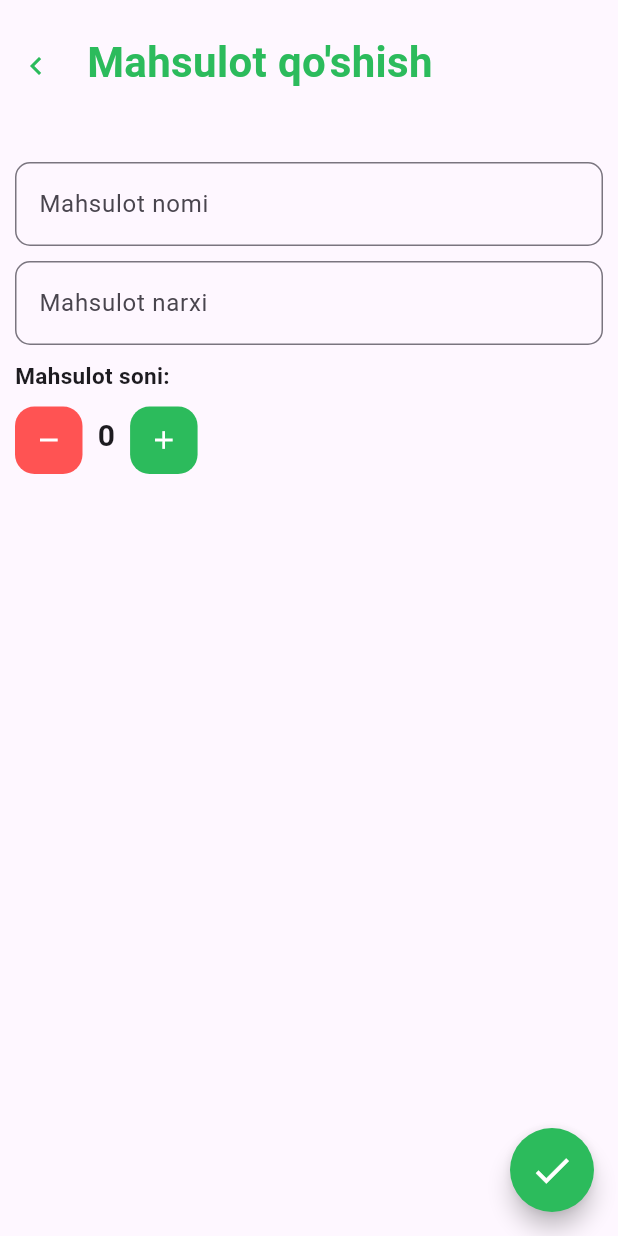
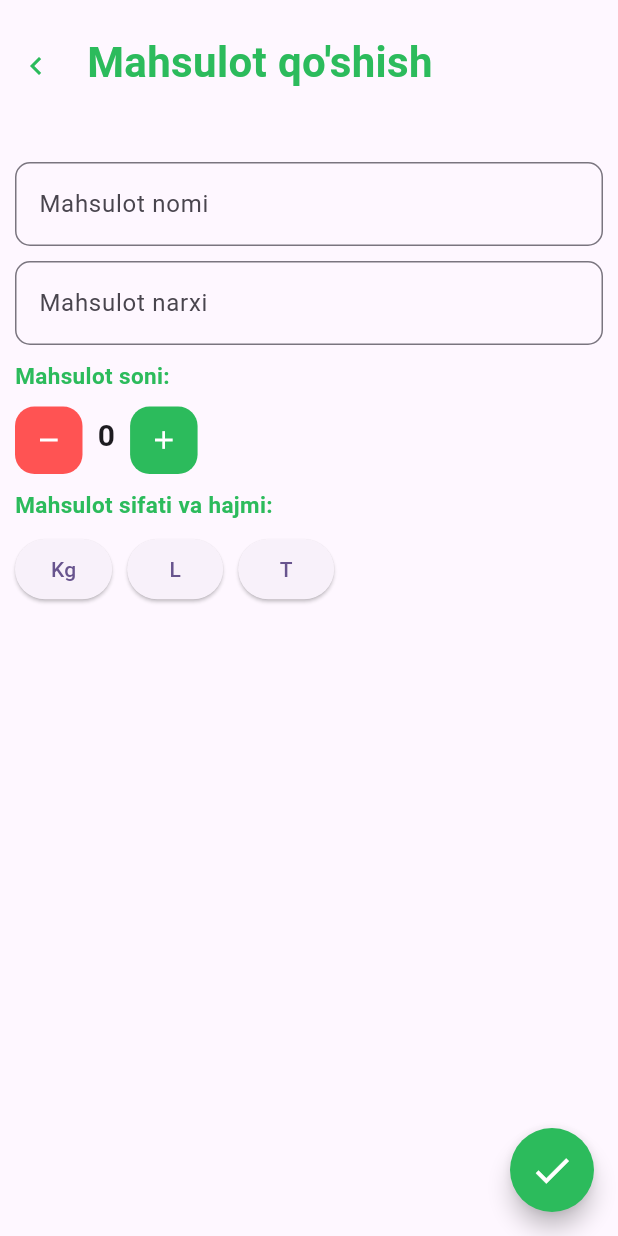
Before and after one commit to hayrullohdev/ombor, a Flutter app: the screen it shows after launch, after a tap on the "add" icon, on a phone screen of 412 x 824 dp. Run offline on Flutter 3.47's test engine with Material 2 defaults, Android fonts, the phone set to English and light mode, and no system bars.

Commit message:
omborxona new

```diff
--- a/lib/add_producment.dart
+++ b/lib/add_producment.dart
@@ -11,7 +11,7 @@ class AddProducmentPage extends StatefulWidget {
 class _AddProducmentPageState extends State<AddProducmentPage> {
   int count = 0;
   int hide_count = 0;
-
+//  late String hajm;
   @override
   Widget build(BuildContext context) {
     return Scaffold(
@@ -79,7 +79,10 @@ class _AddProducmentPageState extends State<AddProducmentPage> {
                 padding: EdgeInsets.only(left: 10, top: 10),
                 child: Text(
                   "Mahsulot soni:",
-                  style: TextStyle(fontWeight: FontWeight.bold, fontSize: 15),
+                  style: TextStyle(
+                      fontWeight: FontWeight.bold,
+                      fontSize: 15,
+                      color: Color(0xFF2CBB5C)),
                 ),
               ),
             ],
@@ -164,6 +167,79 @@ class _AddProducmentPageState extends State<AddProducmentPage> {
               ),
             ],
           ),
+          const Row(
+            children: [
+              Padding(
+                padding: EdgeInsets.only(left: 10, top: 10),
+                child: Text(
+                  "Mahsulot sifati va hajmi:",
+                  style: TextStyle(
+                      fontWeight: FontWeight.bold,
+                      fontSize: 15,
+                      color: Color(0xFF2CBB5C)),
+                ),
+              ),
+            ],
+          ),
+          Row(
+            children: [
+              Padding(
+                padding: const EdgeInsets.only(
+                  top: 10,
+                  left: 10,
+                ),
+                child: GestureDetector(
+                  onTap: () {
+                    setState(() {
+                      count--;
+                      hide_count--;
+                      if (hide_count == -1) {
+                        hide_count = 1;
+                      }
+                      if (count == -1) {
+                        count = 0;
+                      }
+                    });
+                  },
+                  child: SizedBox(
+                    height: 45,
+                    child: Center(
+                      child: ElevatedButton(
+                          onPressed: () {}, child: const Text("Kg")),
+                    ),
+                  ),
+                ),
+              ),
+              const SizedBox(
+                width: 10,
+              ),
+              Padding(
+                padding: const EdgeInsets.only(
+                  top: 10,
+                ),
+                child: SizedBox(
+                  height: 45,
+                  child: Center(
+                      child: ElevatedButton(
+                          onPressed: () {}, child: const Text("L"))),
+                ),
+              ),
+              const SizedBox(
+                width: 10,
+              ),
+              Padding(
+                padding: const EdgeInsets.only(
+                  top: 10,
+                ),
+                child: SizedBox(
+                  height: 45,
+                  child: Center(
+                      child: ElevatedButton(
+                          onPressed: () {}, child: const Text("T"))),
+                ),
+              ),
+            ],
+          ),
         ],
       ),
       floatingActionButton: FloatingActionButton(
--- a/lib/home.dart
+++ b/lib/home.dart
@@ -1,3 +1,5 @@
+import 'dart:convert';
+
 import 'package:flutter/material.dart';
 import 'package:ombor/add_producment.dart';
 
@@ -9,58 +11,6 @@ class HomePage extends StatefulWidget {
 }
 
 class _HomePageState extends State<HomePage> {
-  List<Map> list = [
-    {
-      "title": "Qizil olma",
-      "subtitle": "27/06/2023, 09:49",
-      "narxi": "10 000 so'm"
-    },
-    {
-      "title": "Qizil olma",
-      "subtitle": "27/06/2023, 09:49",
-      "narxi": "10 000 so'm"
-    },
-    {
-      "title": "Qizil olma",
-      "subtitle": "27/06/2023, 09:49",
-      "narxi": "10 000 so'm"
-    },
-    {
-      "title": "Qizil olma",
-      "subtitle": "27/06/2023, 09:49",
-      "narxi": "10 000 so'm"
-    },
-    {
-      "title": "Qizil olma",
-      "subtitle": "27/06/2023, 09:49",
-      "narxi": "10 000 so'm"
-    },
-    {
-      "title": "Qizil olma",
-      "subtitle": "27/06/2023, 09:49",
-      "narxi": "10 000 so'm"
-    },
-    {
-      "title": "Qizil olma",
-      "subtitle": "27/06/2023, 09:49",
-      "narxi": "10 000 so'm"
-    },
-    {
-      "title": "Qizil olma",
-      "subtitle": "27/06/2023, 09:49",
-      "narxi": "10 000 so'm"
-    },
-    {
-      "title": "Qizil olma",
-      "subtitle": "27/06/2023, 09:49",
-      "narxi": "10 000 so'm"
-    },
-    {
-      "title": "Qizil olma",
-      "subtitle": "27/06/2023, 09:49",
-      "narxi": "10 000 so'm"
-    },
-  ];
   @override
   Widget build(BuildContext context) {
     return Scaffold(
@@ -116,8 +66,14 @@ class _HomePageState extends State<HomePage> {
             ],
           ),
           Expanded(
-            child: ListView.builder(
-              itemCount: list.length,
+            child: FutureBuilder(
+              future: DefaultAssetBundle.of(context)
+                  .loadString('asset/data/data.json'),
+              builder: (context, snapshot) {
+                var newData = jsonDecode(snapshot.data.toString());
+
+                return ListView.builder(
+                  itemCount: newData == null ? 0 : newData.length,
                   itemBuilder: (context, index) {
                     return Row(
                       children: [
@@ -139,10 +95,10 @@ class _HomePageState extends State<HomePage> {
                               shape: BoxShape.circle,
                               color: Color(0xFF2CBB5C),
                             ),
-                        child: const Center(
+                            child: Center(
                               child: Text(
-                            "10",
-                            style: TextStyle(color: Colors.white),
+                                newData[index]["soni"].toString(),
+                                style: const TextStyle(color: Colors.white),
                               ),
                             ),
                           ),
@@ -155,7 +111,7 @@ class _HomePageState extends State<HomePage> {
                             Padding(
                               padding: const EdgeInsets.only(top: 13),
                               child: Text(
-                            list[index]["title"],
+                                newData[index]["title"],
                                 style: const TextStyle(
                                   fontWeight: FontWeight.bold,
                                   fontSize: 22,
@@ -163,7 +119,7 @@ class _HomePageState extends State<HomePage> {
                               ),
                             ),
                             Text(
-                          list[index]["subtitle"],
+                              newData[index]["subtitle"],
                               style: const TextStyle(
                                 color: Colors.grey,
                                 fontSize: 12,
@@ -184,16 +140,17 @@ class _HomePageState extends State<HomePage> {
                                     fontSize: 12),
                               ),
                               Text(
-                            list[index]["narxi"],
+                                newData[index]["narxi"],
                                 style: const TextStyle(
                                     color: Color(0xFF2CBB5C),
-                                fontWeight: FontWeight.bold,
-                                fontSize: 12),
+                                    fontWeight: FontWeight.bold),
                               ),
                             ],
                           ),
                         ),
                       ],
+                    );
+                  },
                 );
               },
             ),
--- a/pubspec.yaml
+++ b/pubspec.yaml
@@ -59,8 +59,8 @@ flutter:
   uses-material-design: true
 
   # To add assets to your application, add an assets section, like this:
-  # assets:
-  #   - images/a_dot_burr.jpeg
+  assets:
+    - asset/data/data.json
   #   - images/a_dot_ham.jpeg
 
   # An image asset can refer to one or more resolution-specific "variants", see
```
Also changed, not shown: asset/data/data.json (added, +62 -0 lines). Lines whose indentation alone changed are shown as unchanged.
